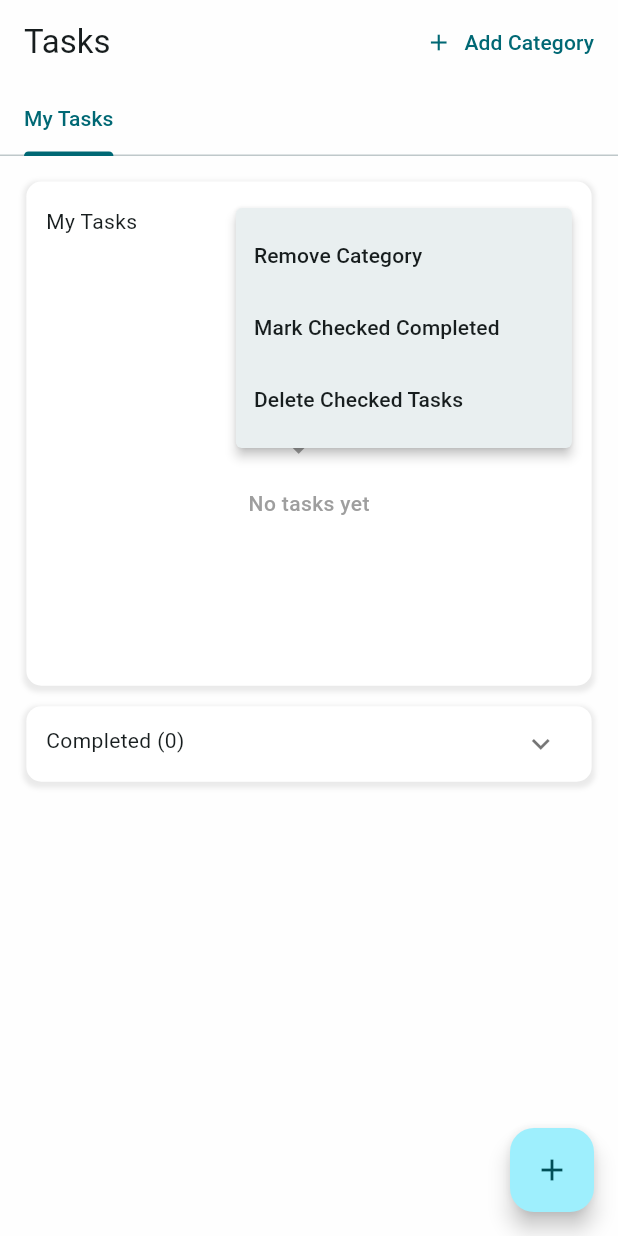
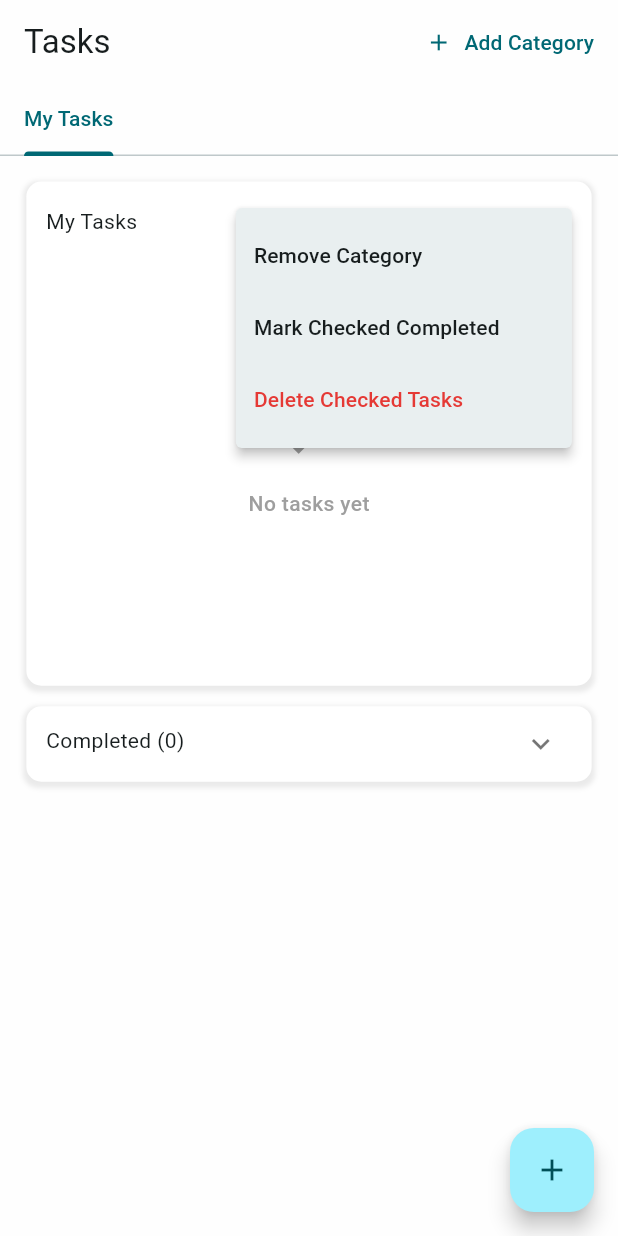
Before and after one commit to YuLiangGoh/alphline_tasks_app, a Flutter app: the screen it shows after launch, after a tap on the "more vert" icon, on a phone screen of 412 x 824 dp. Run offline on Flutter 3.47's test engine with Material 3 defaults, Android fonts, the phone set to English and light mode, and no system bars; our stand-ins replace flutter_hooks, flutter_screenutil, flutter_slidable, hooks_riverpod, objectbox; missing offline and left inert: omni_datetime_picker; generated files the repository leaves out were written again.

Commit message:
[Adjust] delete text error color.

```diff
--- a/lib/screen/dashboard/component/task_widget.dart
+++ b/lib/screen/dashboard/component/task_widget.dart
@@ -163,7 +163,10 @@ class TaskWidget extends HookConsumerWidget {
                             ),
                             PopupMenuItem(
                               value: 2,
-                              child: Text('Delete Checked Tasks'),
+                              child: Text(
+                                'Delete Checked Tasks',
+                                style: textStyleW500(color: AppColor.errorRed),
+                              ),
                             ),
                           ];
                         },
```
